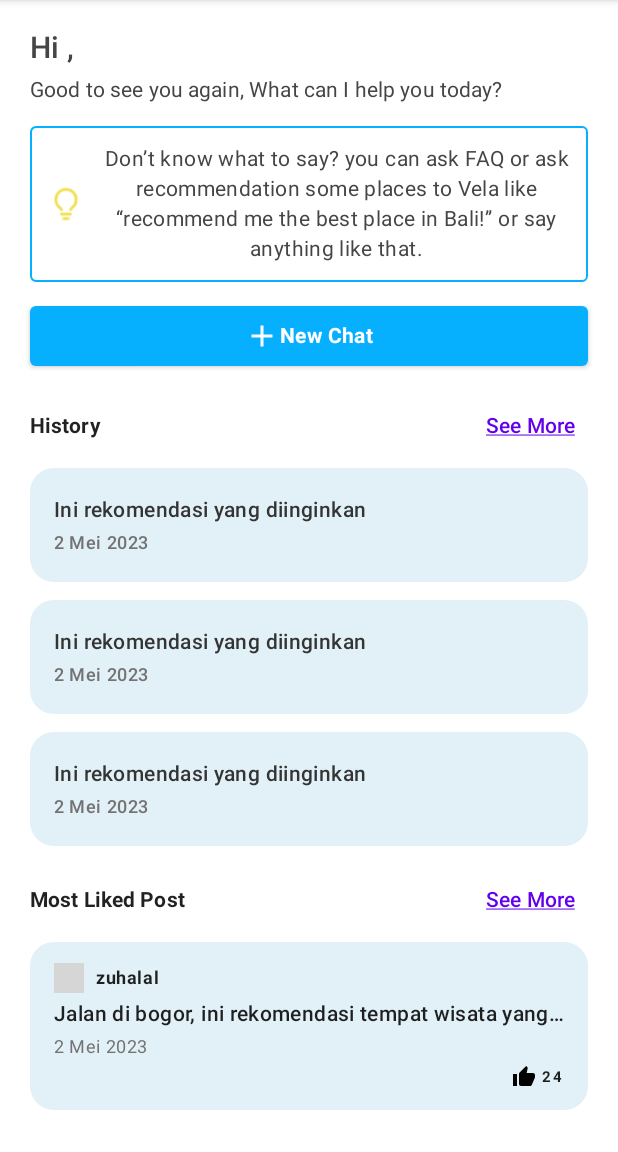
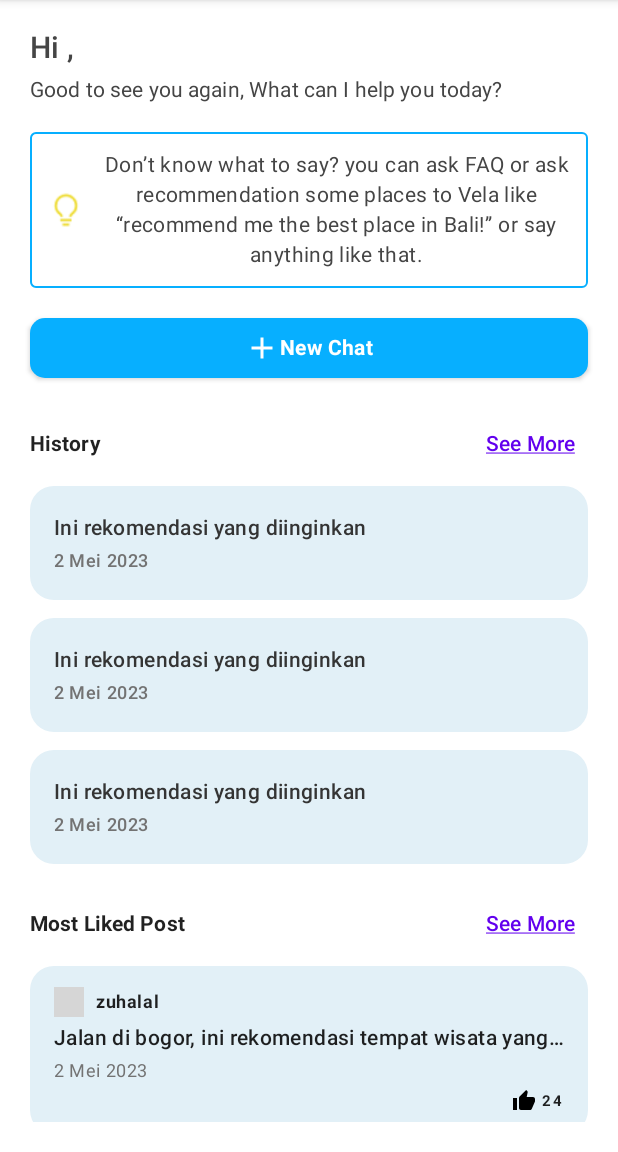
Before and after one commit to travelah/travelah-app, an Android app built with Jetpack Compose: the MainActivity screen opened directly, with no data from a screen before it, on a phone screen of 412 x 824 dp, the part 84-1236 px from its top. Run offline under Robolectric (Android 15) with nearby library versions, the phone set to English and light mode, and no system bars; our stand-ins replace livedata-compose; pictures from the network do not load; 1 statement that could not run was skipped; grey boxes are pictures that could not be loaded.

Commit message:
fix: shape in new chat button

```diff
--- a/app/src/main/java/com/travelah/travelahapp/ui/components/contents/HomeContent.kt
+++ b/app/src/main/java/com/travelah/travelahapp/ui/components/contents/HomeContent.kt
@@ -32,7 +32,7 @@ fun HomeContent(
             verticalArrangement = Arrangement.spacedBy(20.dp)
         ) {
             Column(
-                verticalArrangement = Arrangement.spacedBy(12.dp)
+                verticalArrangement = Arrangement.spacedBy(16.dp)
             ) {
                 Column(
                     verticalArrangement = Arrangement.spacedBy(4.dp),
@@ -85,9 +85,10 @@ fun HomeContent(
                 Button(
                     onClick = { /*TODO*/ },
                     colors = ButtonDefaults.buttonColors(
-                        backgroundColor = Color(0xFF07AFFF)
+                        backgroundColor = Color(0xFF07AFFF),
                     ),
-                    modifier = Modifier.fillMaxWidth()
+                    modifier = Modifier.fillMaxWidth(),
+                    shape = RoundedCornerShape(10.dp)
                 ) {
                     Image(
                         painter = painterResource(id = R.drawable.ic_baseline_add_24_white),
```
